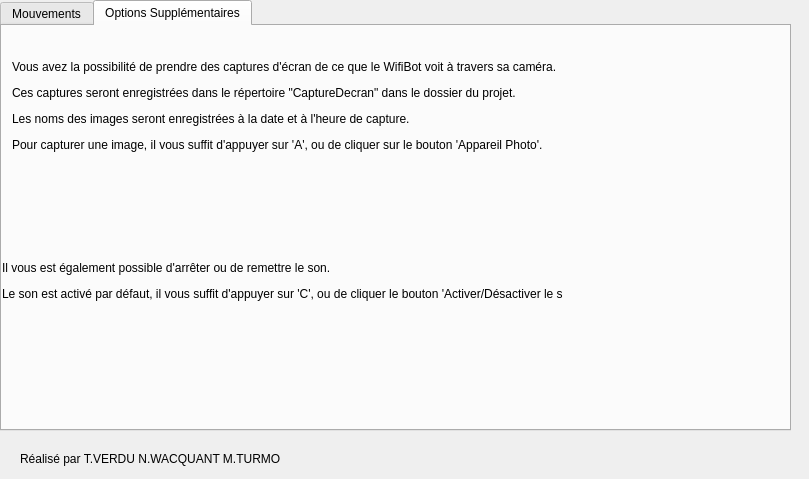
The window that fenetreoption.ui (CopperTundra/Wifibot) describes before a commit, drawn with Qt 5.
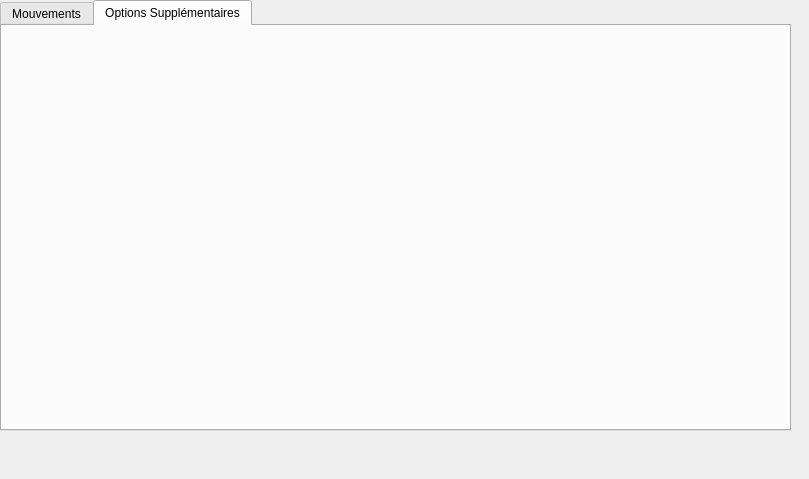
The same window after the commit. The open tabs and pages were chosen to show the change.

Patch:
```diff
--- a/fenetreoption.ui
+++ b/fenetreoption.ui
@@ -53,60 +53,8 @@
     <attribute name="title">
      <string>Options Supplémentaires</string>
     </attribute>
-    <widget class="QLabel" name="textInfoWifiBot">
-     <property name="geometry">
-      <rect>
-       <x>20</x>
-       <y>10</y>
-       <width>671</width>
-       <height>181</height>
-      </rect>
-     </property>
-     <property name="text">
-      <string/>
-     </property>
-    </widget>
-    <widget class="QLabel" name="label_2">
-     <property name="geometry">
-      <rect>
-       <x>10</x>
-       <y>20</y>
-       <width>701</width>
-       <height>121</height>
-      </rect>
-     </property>
-     <property name="text">
-      <string>&lt;html&gt;&lt;head/&gt;&lt;body&gt;&lt;p&gt;Vous avez la possibilité de prendre des captures d'écran de ce que le WifiBot voit à travers sa caméra.&lt;/p&gt;&lt;p&gt;Ces captures seront enregistrées dans le répertoire &amp;quot;CaptureDecran&amp;quot; dans le dossier du projet.&lt;/p&gt;&lt;p&gt;Les noms des images seront enregistrées à la date et à l'heure de capture.&lt;/p&gt;&lt;p&gt;Pour capturer une image, il vous suffit d'appuyer sur 'A', ou de cliquer sur le bouton 'Appareil Photo'.&lt;/p&gt;&lt;/body&gt;&lt;/html&gt;</string>
-     </property>
-    </widget>
-    <widget class="QLabel" name="label_3">
-     <property name="geometry">
-      <rect>
-       <x>0</x>
-       <y>190</y>
-       <width>561</width>
-       <height>131</height>
-      </rect>
-     </property>
-     <property name="text">
-      <string>&lt;html&gt;&lt;head/&gt;&lt;body&gt;&lt;p&gt;Il vous est également possible d'arrêter ou de remettre le son. &lt;/p&gt;&lt;p&gt;Le son est activé par défaut, il vous suffit d'appuyer sur 'C', ou de cliquer le bouton 'Activer/Désactiver le son'.&lt;/p&gt;&lt;/body&gt;&lt;/html&gt;</string>
-     </property>
-    </widget>
    </widget>
   </widget>
-  <widget class="QLabel" name="label">
-   <property name="geometry">
-    <rect>
-     <x>20</x>
-     <y>450</y>
-     <width>591</width>
-     <height>17</height>
-    </rect>
-   </property>
-   <property name="text">
-    <string>Réalisé par T.VERDU N.WACQUANT M.TURMO</string>
-   </property>
-  </widget>
  </widget>
  <resources/>
  <connections/>
```
Left out of the diff: 2 changed lines with no effect on the pictures.
